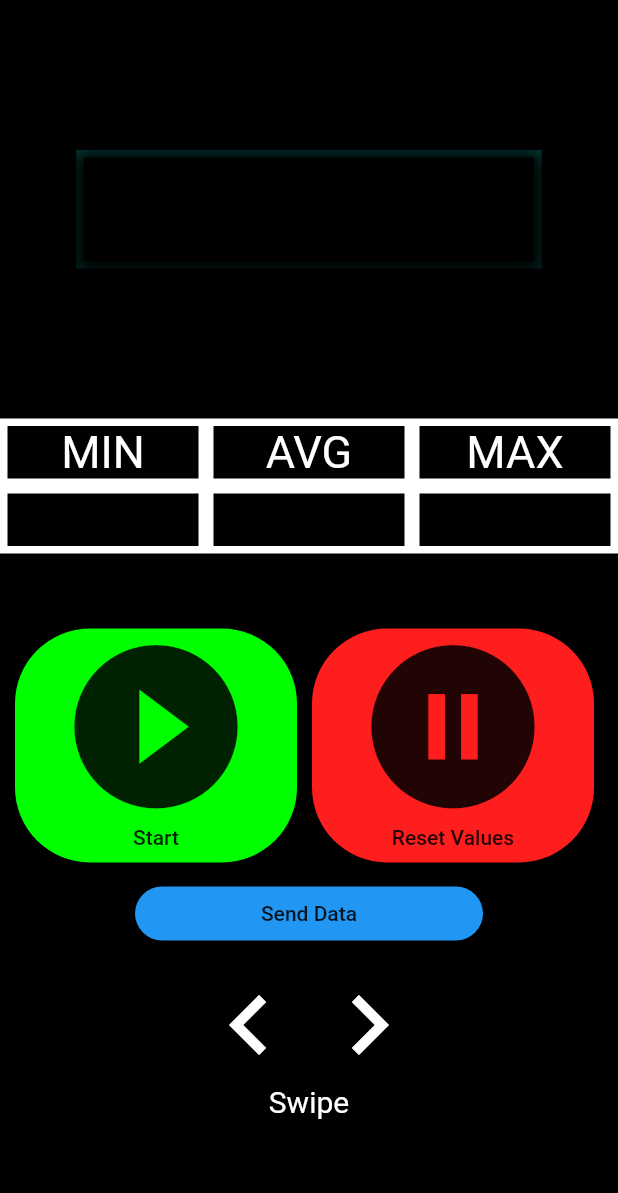
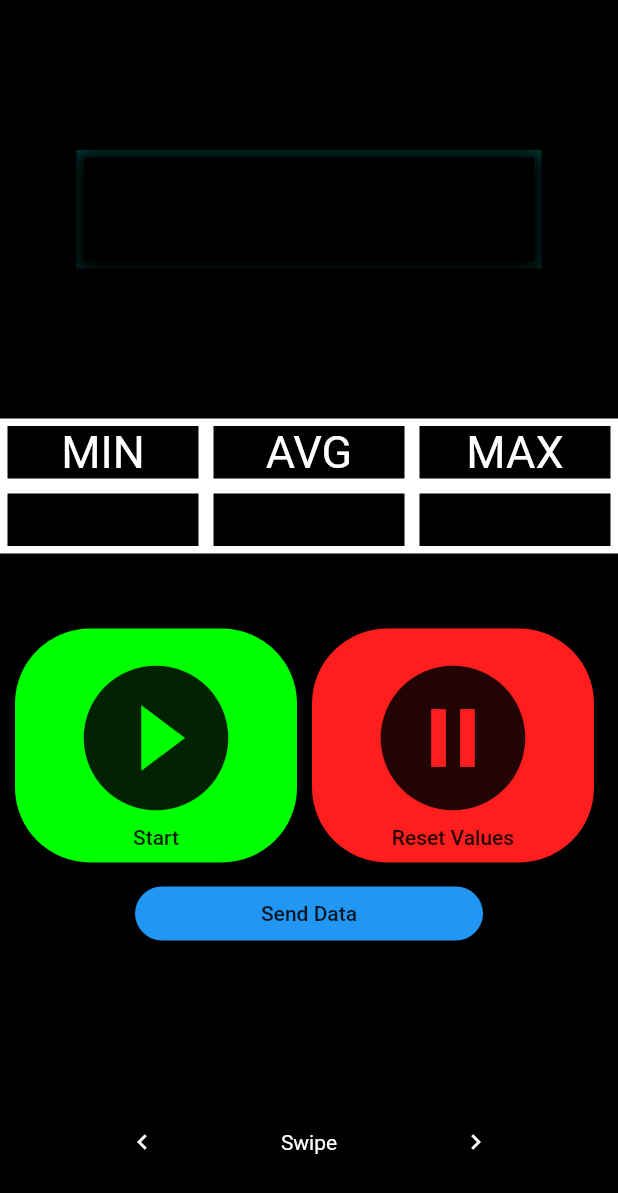
Before and after one commit to CodeWizrd001/EVS_front, a Flutter app: the Magnet screen opened by its route, on a phone screen of 412 x 824 dp. Shown: the top 1193 px of the screen. Run offline on Flutter 3.47's test engine with Material 2 defaults, Android fonts, the phone set to English and light mode, and no system bars; our stand-ins replace charts_flutter, device_info; missing offline and left inert: country_code, flutter_sensors, flutter_sim_country_code, random_color; network calls fail; statements that could not run were skipped.

Commit message:
Removed Ad Branch

```diff
--- a/lib/pages/charts.dart
+++ b/lib/pages/charts.dart
@@ -81,7 +81,7 @@ class _ChartState extends State<Chart> {
                 builder: (context, snapshot) {
                   if (snapshot.connectionState == ConnectionState.done) {
                     return Container(
-                      height: MediaQuery.of(context).size.height - 150,
+                      height: MediaQuery.of(context).size.height - 100,
                       child: chart.BarChart(
                         [
                           minSeries,
--- a/lib/pages/compare.dart
+++ b/lib/pages/compare.dart
@@ -87,7 +87,7 @@ class _CompareState extends State<Compare> {
         title: Text("Comparison"),
       ),
       body: Container(
-        height: MediaQuery.of(context).size.height - 150,
+        height: MediaQuery.of(context).size.height - 100,
         child: FutureBuilder(
           future: getData(),
           builder: (context, snapshot) {
--- a/lib/pages/magnet.dart
+++ b/lib/pages/magnet.dart
@@ -4,7 +4,6 @@ import 'dart:math';
 import 'package:evs_app/pages/globals.dart';
 import 'package:evs_app/pages/request.dart';
 import 'package:flutter/material.dart';
-import 'package:device_info/device_info.dart';
 import 'package:flutter_sensors/flutter_sensors.dart';
 
 int normalise(num value) {
@@ -49,6 +48,46 @@ class _MagnetState extends State<Magnet> {
     color: Colors.black,
     fontSize: 30,
   );
+
+  getFooter(context) {
+    return Container(
+      height: MediaQuery.of(context).size.height * 0.06,
+      child: Column(
+        children: [
+          SizedBox(
+            height: 10,
+          ),
+          Row(
+            mainAxisAlignment: MainAxisAlignment.center,
+            children: <Widget>[
+              Icon(
+                Icons.chevron_left,
+                size: 20,
+                color: Colors.white,
+              ),
+              SizedBox(
+                width: MediaQuery.of(context).size.width / 5,
+              ),
+              Text(
+                "Swipe",
+                style: TextStyle(
+                  color: Colors.white,
+                ),
+              ),
+              SizedBox(
+                width: MediaQuery.of(context).size.width / 5,
+              ),
+              Icon(
+                Icons.chevron_right,
+                size: 20,
+                color: Colors.white,
+              ),
+            ],
+          ),
+        ],
+      ),
+    );
+  }
 
   void _checkMagStatus() async {
     await manager.isSensorAvailable(Sensors.MAGNETIC_FIELD).then(
@@ -196,20 +235,23 @@ class _MagnetState extends State<Magnet> {
     return SafeArea(
       child: Scaffold(
         backgroundColor: Colors.black,
-        body: PageView(
-          controller: magnetPageController,
-          onPageChanged: (value) {
-            _stopMag();
-          },
+        body: Column(
           children: <Widget>[
-            getNormalMaget(),
-            getRadialMagnet(),
             Container(
-              color: Colors.white,
+              width: MediaQuery.of(context).size.width,
+              height: MediaQuery.of(context).size.height * 0.9,
+              child: PageView(
+                controller: magnetPageController,
+                onPageChanged: (value) {
+                  _stopMag();
+                },
+                children: <Widget>[
+                  getNormalMaget(),
+                  getRadialMagnet(),
+                ],
+              ),
             ),
-            Container(
-              color: Colors.red,
-            )
+            getFooter(context),
           ],
         ),
       ),
@@ -284,41 +326,6 @@ class _MagnetState extends State<Magnet> {
                           child: Center(child: Text("     500")),
                         ),
                       ],
-                    ),
-                    SizedBox(
-                      height: 20,
-                    ),
-                    RaisedButton(
-                      shape: RoundedRectangleBorder(
-                          borderRadius: BorderRadius.circular(50)),
-                      color: started
-                          ? Color.fromRGBO(30, 255, 30, 1)
-                          : Color.fromRGBO(255, 30, 30, 1),
-                      child: Container(
-                        width: MediaQuery.of(context).size.width / 2 - 50,
-                        height: MediaQuery.of(context).size.width / 2 - 50,
-                        child: Center(
-                          child: Column(
-                            children: <Widget>[
-                              Icon(
-                                Icons.power,
-                                size:
-                                    MediaQuery.of(context).size.width / 2 - 75,
-                              ),
-                            ],
-                          ),
-                        ),
-                      ),
-                      onPressed: () {
-                        started = !started;
-                        print(started);
-                        setState(() {
-                          if (started)
-                            _stopMag();
-                          else
-                            _startMag();
-                        });
-                      },
                     ),
                     SizedBox(
                       height: 20,
@@ -422,26 +429,47 @@ class _MagnetState extends State<Magnet> {
                       ],
                     ),
                     SizedBox(
+                      height: 20,
+                    ),
+                    RaisedButton(
+                      shape: RoundedRectangleBorder(
+                          borderRadius: BorderRadius.circular(50)),
+                      color: started
+                          ? Color.fromRGBO(30, 255, 30, 1)
+                          : Color.fromRGBO(255, 30, 30, 1),
+                      child: Container(
+                        width: MediaQuery.of(context).size.width / 2 - 50,
+                        height: MediaQuery.of(context).size.width / 2 - 50,
+                        child: Center(
+                          child: Column(
+                            children: <Widget>[
+                              SizedBox(
+                                height: 15,
+                              ),
+                              Icon(
+                                Icons.power,
+                                size:
+                                    MediaQuery.of(context).size.width / 2 - 90,
+                              ),
+                            ],
+                          ),
+                        ),
+                      ),
+                      onPressed: () {
+                        started = !started;
+                        print(started);
+                        setState(() {
+                          if (started)
+                            _stopMag();
+                          else
+                            _startMag();
+                        });
+                      },
+                    ),
+                    SizedBox(
                       height: 5,
                     ),
                     getSendButton(),
-                    Row(
-                      mainAxisAlignment: MainAxisAlignment.center,
-                      children: <Widget>[
-                        Icon(
-                          Icons.chevron_left,
-                          size: 80,
-                        ),
-                        Icon(
-                          Icons.chevron_right,
-                          size: 80,
-                        ),
-                      ],
-                    ),
-                    Text(
-                      "Swipe",
-                      style: TextStyle(fontSize: 20),
-                    ),
                   ],
                 ),
               ),
@@ -604,9 +632,12 @@ class _MagnetState extends State<Magnet> {
                 child: Center(
                   child: Column(
                     children: <Widget>[
+                      SizedBox(
+                        height: 15,
+                      ),
                       Icon(
                         Icons.play_circle_filled,
-                        size: MediaQuery.of(context).size.width / 2 - 75,
+                        size: MediaQuery.of(context).size.width / 2 - 90,
                       ),
                       Text("Start"),
                     ],
@@ -628,9 +659,12 @@ class _MagnetState extends State<Magnet> {
                 child: Center(
                   child: Column(
                     children: <Widget>[
+                      SizedBox(
+                        height: 15,
+                      ),
                       Icon(
                         Icons.pause_circle_filled,
-                        size: MediaQuery.of(context).size.width / 2 - 75,
+                        size: MediaQuery.of(context).size.width / 2 - 90,
                       ),
                       Text("Reset Values"),
                     ],
@@ -649,25 +683,6 @@ class _MagnetState extends State<Magnet> {
         getSendButton(),
         SizedBox(
           height: 10,
-        ),
-        Row(
-          mainAxisAlignment: MainAxisAlignment.center,
-          children: <Widget>[
-            Icon(
-              Icons.chevron_left,
-              size: 80,
-              color: Colors.white,
-            ),
-            Icon(
-              Icons.chevron_right,
-              size: 80,
-              color: Colors.white,
-            ),
-          ],
-        ),
-        Text(
-          "Swipe",
-          style: TextStyle(color: Colors.white, fontSize: 20),
         ),
       ],
     );
--- a/pubspec.yaml
+++ b/pubspec.yaml
@@ -24,10 +24,6 @@ dependencies:
   http:
   flutter_sim_country_code: ^0.0.3
   flutter_circular_chart: ^0.1.0
-  firebase_analytics: ^5.0.2
-  firebase_admob: ^0.9.3+2
-  flutter_sensors: ^0.1.5
-  firebase_core: ^0.4.0+9
   charts_flutter: ^0.9.0
   random_color: ^1.0.5
   country_code: ^0.1.1
```
Also changed, not shown: lib/main.dart (+13 -69 lines), lib/pages/about.dart (+26 -18 lines), lib/pages/ads.dart (deleted, +0 -157 lines), lib/pages/previous.dart (+7 -3 lines), pubspec.lock.
